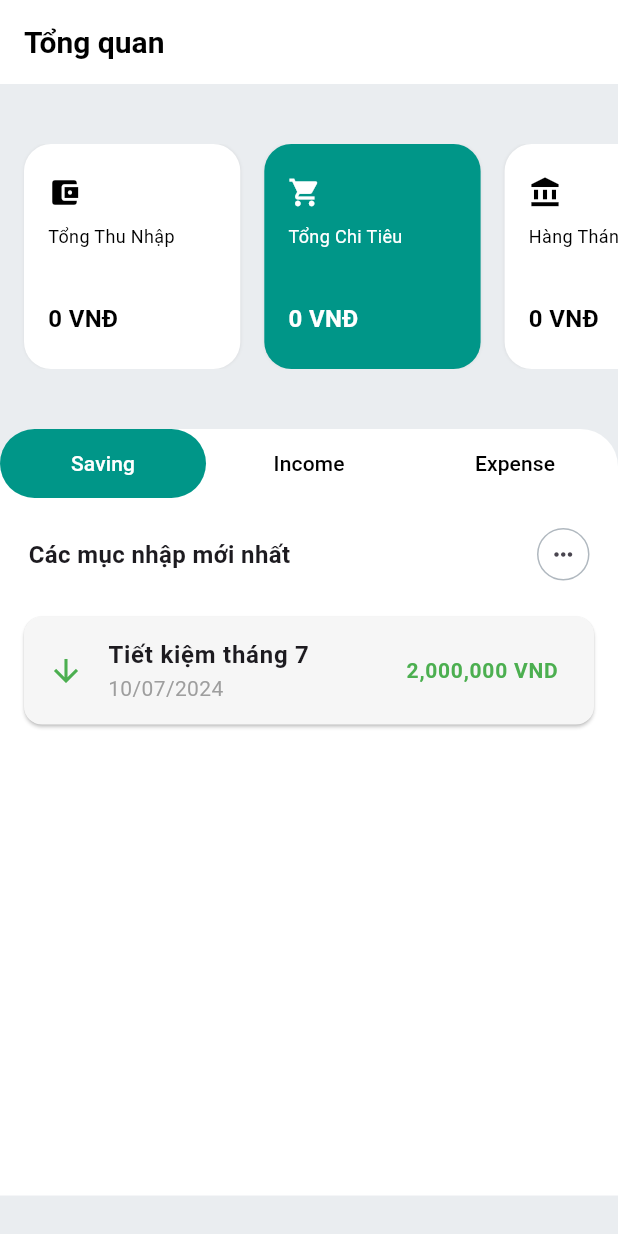
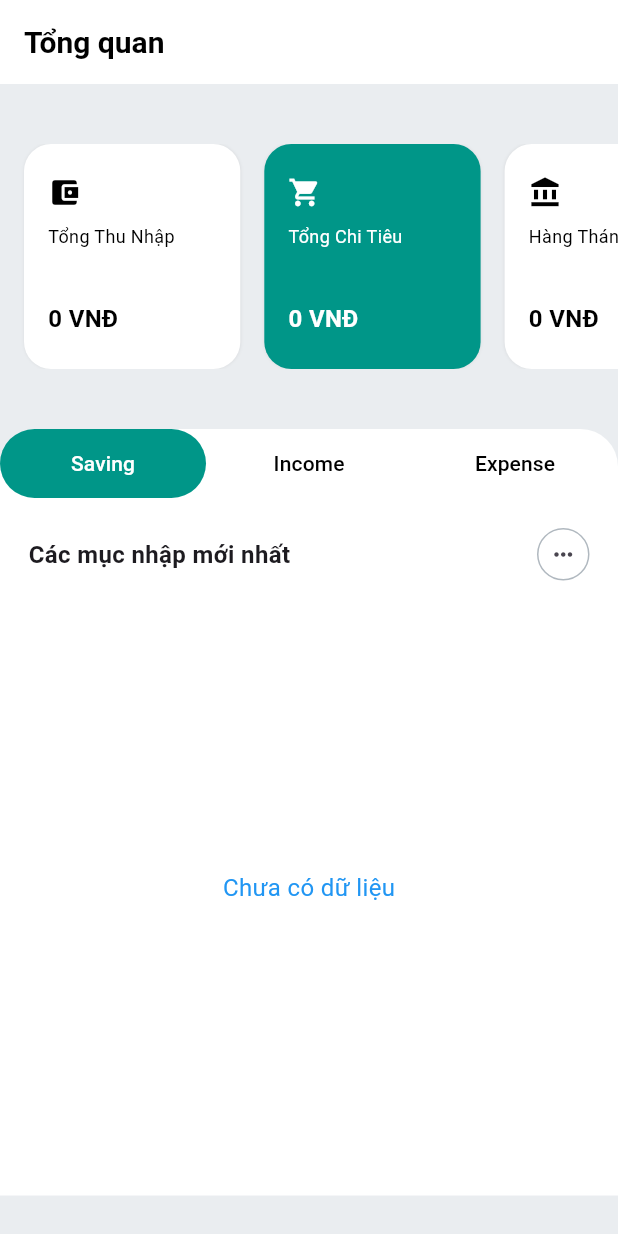
Before and after one commit to catchmeifyoucan99/monkey_app, a Flutter app: the OverviewScreen screen opened by its route, on a phone screen of 412 x 824 dp. Run offline on Flutter 3.47's test engine with Material 3 defaults, Android fonts, the phone set to English and light mode, and no system bars; our stand-ins replace camera, cloud_firestore, dotted_border, firebase_auth, firebase_core, go_router and 2 more; missing offline and left inert: flutter_tesseract_ocr, google_mlkit_text_recognition, image_picker_platform_interface; accounts and stored records are empty.

Commit message:
new list overview

```diff
--- a/lib/widgets/overview_tab.dart
+++ b/lib/widgets/overview_tab.dart
@@ -1,9 +1,12 @@
+import 'package:expense_personal/utils/getUserId.dart';
 import 'package:flutter/material.dart';
+import 'package:cloud_firestore/cloud_firestore.dart';
 import 'package:intl/intl.dart';
 
 class OverviewTab extends StatelessWidget {
   final TabController tabController;
-  const OverviewTab({super.key, required this.tabController});
+
+  OverviewTab({super.key, required this.tabController});
 
   @override
   Widget build(BuildContext context) {
@@ -73,9 +76,9 @@ class OverviewTab extends StatelessWidget {
             child: TabBarView(
               controller: tabController,
               children: [
-                _buildTabContent(_savingData, Colors.teal),
-                _buildTabContent(_remindData, Colors.orange),
-                _buildTabContent(_budgetData, Colors.purple),
+                _buildTabContent('saving', Colors.blue),
+                _buildTabContent('income', Colors.green),
+                _buildTabContent('expense', Colors.red),
               ],
             ),
           ),
@@ -84,23 +87,44 @@ class OverviewTab extends StatelessWidget {
     );
   }
 
-  Widget _buildTabContent(List<Map<String, dynamic>> transactions, Color color) {
-    return Container(
-      padding: const EdgeInsets.all(16),
-      child: transactions.isEmpty
-          ? Center(child: Text('Chưa có dữ liệu', style: TextStyle(fontSize: 16, color: color)))
-          : ListView.builder(
+  Widget _buildTabContent(String type, Color color) {
+    return StreamBuilder<QuerySnapshot>(
+      stream: _getTransactionsStream(type),
+      builder: (context, snapshot) {
+        if (snapshot.connectionState == ConnectionState.waiting) {
+          return const Center(child: CircularProgressIndicator());
+        }
+
+        if (!snapshot.hasData || snapshot.data!.docs.isEmpty) {
+          return Center(child: Text('Chưa có dữ liệu', style: TextStyle(fontSize: 16, color: color)));
+        }
+
+        final transactions = snapshot.data!.docs.map((doc) {
+          final data = doc.data() as Map<String, dynamic>;
+          return {
+            'description': data['title'] ?? "Không có tiêu đề",
+            'amount': data['amount'] ?? 0,
+            'type': data['type'] ?? "Không rõ loại",
+            'date': DateTime.parse(data['date'] ?? DateTime.now().toString()),
+          };
+        }).toList();
+
+        return Padding(
+          padding: const EdgeInsets.symmetric(horizontal: 16.0),
+          child: ListView.builder(
             itemCount: transactions.length,
             itemBuilder: (context, index) {
               var transaction = transactions[index];
               return Card(
                 margin: const EdgeInsets.symmetric(vertical: 8),
                 elevation: 1,
-            color: Color(0xFFF6F6F6),
+                color: const Color(0xFFF6F6F6),
                 shape: RoundedRectangleBorder(borderRadius: BorderRadius.circular(12)),
                 child: ListTile(
-              leading: Icon(transaction['type'] == 'income' ? Icons.arrow_downward : Icons.arrow_upward,
-                  color: transaction['type'] == 'income' ? Colors.green : Colors.red),
+                  leading: Icon(
+                    transaction['type'] == 'income' ? Icons.arrow_downward : Icons.arrow_upward,
+                    color: transaction['type'] == 'income' ? Colors.green : Colors.red,
+                  ),
                   title: Text(transaction['description'], style: const TextStyle(fontWeight: FontWeight.bold)),
                   subtitle: Text(DateFormat('dd/MM/yyyy').format(transaction['date']), style: const TextStyle(color: Colors.grey)),
                   trailing: Text(
@@ -112,17 +136,25 @@ class OverviewTab extends StatelessWidget {
             },
           ),
         );
+
+      },
+    );
   }
 
-  static final List<Map<String, dynamic>> _savingData = [
-    {"description": "Tiết kiệm tháng 7", "amount": 2000000, "type": "income", "date": DateTime(2024, 7, 10)},
-  ];
+  String? userId = getCurrentUserId();
 
-  static final List<Map<String, dynamic>> _remindData = [
-    {"description": "Hóa đơn điện", "amount": 500000, "type": "expense", "date": DateTime(2024, 7, 5)},
-  ];
+  Stream<QuerySnapshot> _getTransactionsStream(String type) {
+    final startOfDay = DateTime.now().subtract(Duration(days: 30));
+    final endOfDay = DateTime.now();
 
-  static final List<Map<String, dynamic>> _budgetData = [
-    {"description": "Ngân sách ăn uống", "amount": 3000000, "type": "expense", "date": DateTime(2024, 7, 1)},
-  ];
+    return FirebaseFirestore.instance
+        .collection('transactions')
+        .where('userId', isEqualTo: userId)
+        .where('type', isEqualTo: type)
+        .where('date', isGreaterThanOrEqualTo: startOfDay.toIso8601String())
+        .where('date', isLessThan: endOfDay.toIso8601String())
+        .orderBy('date', descending: true)
+        .snapshots();
   }
+
+}
```
Lines whose indentation alone changed are shown as unchanged.
